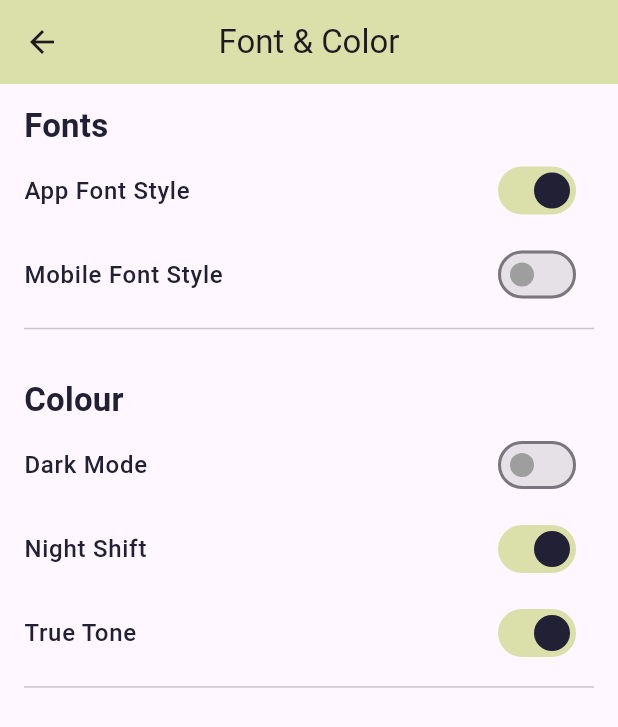
After one commit to Pushpalal-Tharu/trip, a Flutter app: the FontAndColorSettingScreen screen opened directly, on a phone screen of 412 x 824 dp. The commit adds this screen. Shown: the top 727 px of the screen. Run offline on Flutter 3.47's test engine with Material 2 defaults, Android fonts, the phone set to English and light mode, and no system bars; our stand-ins replace badges, get, smooth_page_indicator; network calls fail.

```diff
--- a/lib/screens/homeScreen/home_screen_fragments/explore.dart
+++ b/lib/screens/homeScreen/home_screen_fragments/explore.dart
@@ -72,7 +72,7 @@ class _ExplorePageState extends State<Explore> {
                             ),
                             InkWell(
                               onTap: () {
-                                Get.toNamed("/userProfileLanding");
+                                Get.toNamed("/Profile");
                               },
                               child: CircleAvatar(
                                 backgroundColor: const Color(0xFF222034),
--- a/lib/screens/homeScreen/home_screen_fragments/profile.dart
+++ b/lib/screens/homeScreen/home_screen_fragments/profile.dart
@@ -229,7 +229,7 @@ class Profile extends StatelessWidget {
                     InkWell(
                       splashColor: Colors.blue,
                       onTap: () async {
-                        Get.toNamed("/userProfileSettings");
+                        Get.toNamed("/ProfileSettings");
                       },
                       child: const Row(
                         mainAxisAlignment: MainAxisAlignment.spaceBetween,
--- /dev/null
+++ b/lib/screens/profileScreen/font_and_color_setting_screen.dart
@@ -0,0 +1,191 @@
+import 'package:flutter/material.dart';
+import '../../../../widgets/big_text.dart';
+
+class FontAndColorSettingScreen extends StatefulWidget {
+  const FontAndColorSettingScreen({super.key});
+
+  @override
+  State<FontAndColorSettingScreen> createState() =>
+      _FontAndColorSettingScreenState();
+}
+
+class _FontAndColorSettingScreenState extends State<FontAndColorSettingScreen> {
+  bool isSelectedAppFontStyle = true;
+  bool isSelectedMobileFontStyle = false;
+  bool isSelectedDarkMode = false;
+  bool isSelectedNightShift = true;
+  bool isSelectedTrueTone = true;
+
+  void toggleSwitchAppFontStyle(bool value) {
+    setState(() {
+      isSelectedAppFontStyle = !isSelectedAppFontStyle;
+    });
+  }
+
+  void toggleSwitchMobileFontStyle(bool value) {
+    setState(() {
+      isSelectedMobileFontStyle = !isSelectedMobileFontStyle;
+    });
+  }
+
+  void toggleSwitchDarkMode(bool value) {
+    setState(() {
+      isSelectedDarkMode = !isSelectedDarkMode;
+    });
+  }
+
+  void toggleSwitchNightShift(bool value) {
+    setState(() {
+      isSelectedNightShift = !isSelectedNightShift;
+    });
+  }
+
+  void toggleSwitchTrueTone(bool value) {
+    setState(() {
+      isSelectedTrueTone = !isSelectedTrueTone;
+    });
+  }
+
+  @override
+  Widget build(BuildContext context) {
+    return Scaffold(
+      // backgroundColor: Color(0xFFDBDFAA),
+      appBar: AppBar(
+        centerTitle: true,
+        backgroundColor: const Color(0xFFDBDFAA),
+        title: const Text("Font & Color"),
+      ),
+      body: Container(
+        child: Column(
+          crossAxisAlignment: CrossAxisAlignment.start,
+          children: [
+            Padding(
+              padding: const EdgeInsets.only(left: 16, top: 12),
+              child: Container(
+                child: BigText(
+                  text: "Fonts",
+                  size: 22,
+                ),
+              ),
+            ),
+            Container(
+              child: Column(
+                crossAxisAlignment: CrossAxisAlignment.start,
+                children: [
+                  ListTile(
+                      leading: const Text(
+                        "App Font Style",
+                        style: TextStyle(
+                            fontSize: 16,
+                            fontWeight: FontWeight.w500,
+                            color: Color(0xFF222034)),
+                      ),
+                      trailing: Switch(
+                        value: isSelectedAppFontStyle,
+                        onChanged: toggleSwitchAppFontStyle,
+                        activeColor: const Color(0xFF222034),
+                        inactiveThumbColor: Colors.grey,
+                        activeTrackColor: const Color(0xFFDBDFAA),
+                        inactiveTrackColor: Colors.grey.withOpacity(0.25),
+                      )),
+                  ListTile(
+                      leading: const Text(
+                        "Mobile Font Style",
+                        style: TextStyle(
+                            fontSize: 16,
+                            fontWeight: FontWeight.w500,
+                            color: Color(0xFF222034)),
+                      ),
+                      trailing: Switch(
+                        value: isSelectedMobileFontStyle,
+                        onChanged: toggleSwitchMobileFontStyle,
+                        activeColor: const Color(0xFF222034),
+                        inactiveThumbColor: Colors.grey,
+                        activeTrackColor: const Color(0xFFDBDFAA),
+                        inactiveTrackColor: Colors.grey.withOpacity(0.25),
+                      )),
+                  Container(
+                    margin: const EdgeInsets.only(left: 16, right: 16),
+                    child: const Divider(
+                      thickness: 1,
+                    ),
+                  )
+                ],
+              ),
+            ),
+            Padding(
+              padding: const EdgeInsets.only(left: 16, top: 24),
+              child: Container(
+                child: BigText(
+                  text: "Colour",
+                  size: 22,
+                ),
+              ),
+            ),
+            Container(
+              child: Column(
+                crossAxisAlignment: CrossAxisAlignment.start,
+                children: [
+                  ListTile(
+                      leading: const Text(
+                        "Dark Mode",
+                        style: TextStyle(
+                            fontSize: 16,
+                            fontWeight: FontWeight.w500,
+                            color: Color(0xFF222034)),
+                      ),
+                      trailing: Switch(
+                        value: isSelectedDarkMode,
+                        onChanged: toggleSwitchDarkMode,
+                        activeColor: const Color(0xFF222034),
+                        inactiveThumbColor: Colors.grey,
+                        activeTrackColor: const Color(0xFFDBDFAA),
+                        inactiveTrackColor: Colors.grey.withOpacity(0.25),
+                      )),
+                ],
+              ),
+            ),
+            ListTile(
+                leading: const Text(
+                  "Night Shift",
+                  style: TextStyle(
+                      fontSize: 16,
+                      fontWeight: FontWeight.w500,
+                      color: Color(0xFF222034)),
+                ),
+                trailing: Switch(
+                  value: isSelectedNightShift,
+                  onChanged: toggleSwitchNightShift,
+                  activeColor: const Color(0xFF222034),
+                  inactiveThumbColor: Colors.grey,
+                  activeTrackColor: const Color(0xFFDBDFAA),
+                  inactiveTrackColor: Colors.grey.withOpacity(0.25),
+                )),
+            ListTile(
+                leading: const Text(
+                  "True Tone",
+                  style: TextStyle(
+                      fontSize: 16,
+                      fontWeight: FontWeight.w500,
+                      color: Color(0xFF222034)),
+                ),
+                trailing: Switch(
+                  value: isSelectedTrueTone,
+                  onChanged: toggleSwitchTrueTone,
+                  activeColor: const Color(0xFF222034),
+                  inactiveThumbColor: Colors.grey,
+                  activeTrackColor: const Color(0xFFDBDFAA),
+                  inactiveTrackColor: Colors.grey.withOpacity(0.25),
+                )),
+            Container(
+              margin: const EdgeInsets.only(left: 16, right: 16),
+              child: const Divider(
+                thickness: 1,
+              ),
+            )
+          ],
+        ),
+      ),
+    );
+  }
+}
--- a/lib/screens/profileScreen/profile_settings_screen.dart
+++ b/lib/screens/profileScreen/settings_screen.dart
@@ -46,7 +46,7 @@ class _ProfileSettingsScreenState extends State<ProfileSettingsScreen> {
                 children: [
                   InkWell(
                     onTap: () {
-                      Get.toNamed("/userProfileAccountSecurity");
+                      Get.toNamed("/ProfileAccountSecurity");
                     },
                     child: ListTile(
                       title: const Text(
--- a/pubspec.yaml
+++ b/pubspec.yaml
@@ -38,6 +38,7 @@ dependencies:
   badges: ^3.1.1
   smooth_page_indicator: ^1.1.0
   get: ^4.6.5
+  webview_flutter: ^4.2.2
 
 dev_dependencies:
   flutter_test:
```
Also changed, not shown: lib/main.dart (+5 -2 lines), lib/screens/homeScreen/home_screen_fragments/explore_body.dart (+5 -3 lines), lib/screens/profileScreen/notification_setting_screen.dart (added, +195 -0 lines), lib/screens/profileScreen/privacy_policy_screen.dart (added, +29 -0 lines), lib/screens/profileScreen/account_security_screen.dart (renamed from lib/screens/profileScreen/profile_account_security_screen.dart), pubspec.lock.
